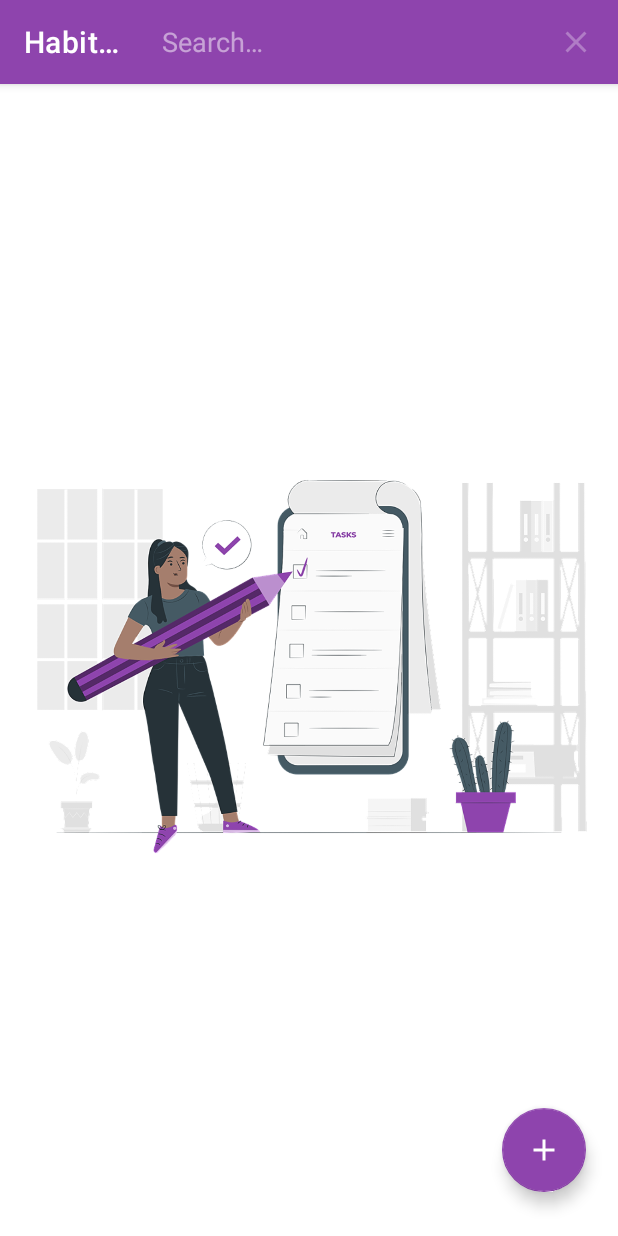
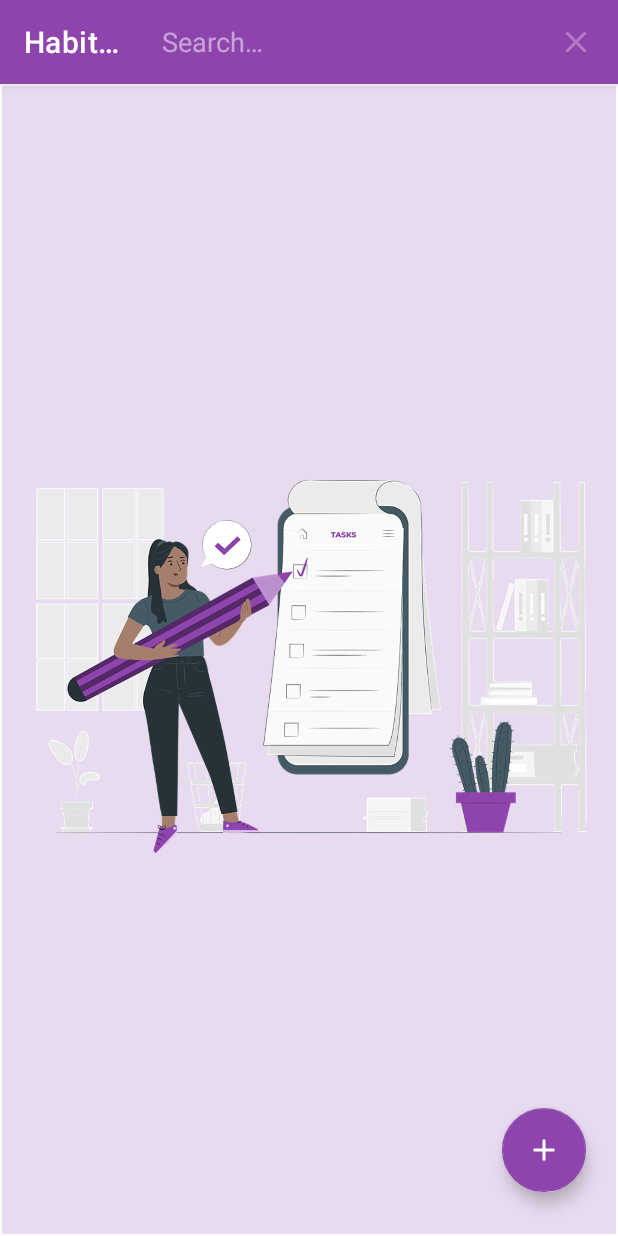
Before and after one commit to samidisjg/Habitica_MyExpenses, an Android app: the screen it shows after launch (MainActivity), after a tap on "Search", on a phone screen of 412 x 824 dp. Run offline under Robolectric (Android 15) with nearby library versions, the phone set to English and light mode, and no system bars; our stand-ins replace Room's generated code, data binding.

Commit message:
layout changes done

```diff
--- /dev/null
+++ b/app/src/main/res/drawable/baseline_done_outline_24.xml
@@ -0,0 +1,5 @@
+<vector android:height="24dp" android:tint="#FFFFFF"
+    android:viewportHeight="24" android:viewportWidth="24"
+    android:width="24dp" xmlns:android="http://schemas.android.com/apk/res/android">
+    <path android:fillColor="@android:color/white" android:pathData="M19.77,5.03l1.4,1.4L8.43,19.17l-5.6,-5.6 1.4,-1.4 4.2,4.2L19.77,5.03m0,-2.83L8.43,13.54l-4.2,-4.2L0,13.57 8.43,22 24,6.43 19.77,2.2z"/>
+</vector>
--- a/app/src/main/res/layout/fragment_home.xml
+++ b/app/src/main/res/layout/fragment_home.xml
@@ -7,7 +7,9 @@
     <androidx.constraintlayout.widget.ConstraintLayout
         android:layout_width="match_parent"
         android:layout_height="match_parent"
-        tools:context=".HomeFragment">
+        tools:context=".HomeFragment"
+        android:background="@color/accent_4"
+        >
 
         <com.google.android.material.floatingactionbutton.FloatingActionButton
             android:id="@+id/addNoteFab"
@@ -38,7 +40,25 @@
             android:layout_height="match_parent"
             android:id="@+id/emptyNotesImage"
             android:visibility="gone"
-            android:src="@drawable/back123"/>
+            android:src="@drawable/back123"
+            />
+
+        <TextView
+            android:id="@+id/textView"
+            android:layout_width="346dp"
+            android:layout_height="66dp"
+            android:text="@string/app_name"
+            android:visibility="gone"
+            android:textColor="#9C27B0"
+            android:textColorHighlight="#9C27B0"
+            android:textSize="32sp"
+            android:textStyle="bold|italic"
+            app:layout_constraintBottom_toBottomOf="parent"
+            app:layout_constraintEnd_toEndOf="parent"
+            app:layout_constraintHorizontal_bias="0.907"
+            app:layout_constraintStart_toStartOf="parent"
+            app:layout_constraintTop_toTopOf="parent"
+            app:layout_constraintVertical_bias="0.246" />
 
     </androidx.constraintlayout.widget.ConstraintLayout>
 </layout>
--- a/app/src/main/res/values/colors.xml
+++ b/app/src/main/res/values/colors.xml
@@ -3,6 +3,9 @@
     <color name="black">#FF000000</color>
     <color name="white">#FFFFFFFF</color>
     <color name="primary_color">#8E44AD </color>
-    <color name="accent_color">#6466ED</color>
+    <color name="accent_color">#EBDEF0</color>
+    <color name="accent_color2">#E8DAEF</color>
+    <color name="accent_color_3"> #C39BD3 </color>
+    <color name="accent_4">#E8DAEF</color>
     <color name="secondary_color">#EFF7FA</color>
 </resources>
```
Also changed, not shown: app/src/main/res/layout/fragment_add_task.xml (+5 -2 lines), app/src/main/res/layout/fragment_edit_task.xml (+5 -3 lines), app/src/main/res/layout/task_layout.xml (+4 -3 lines).
